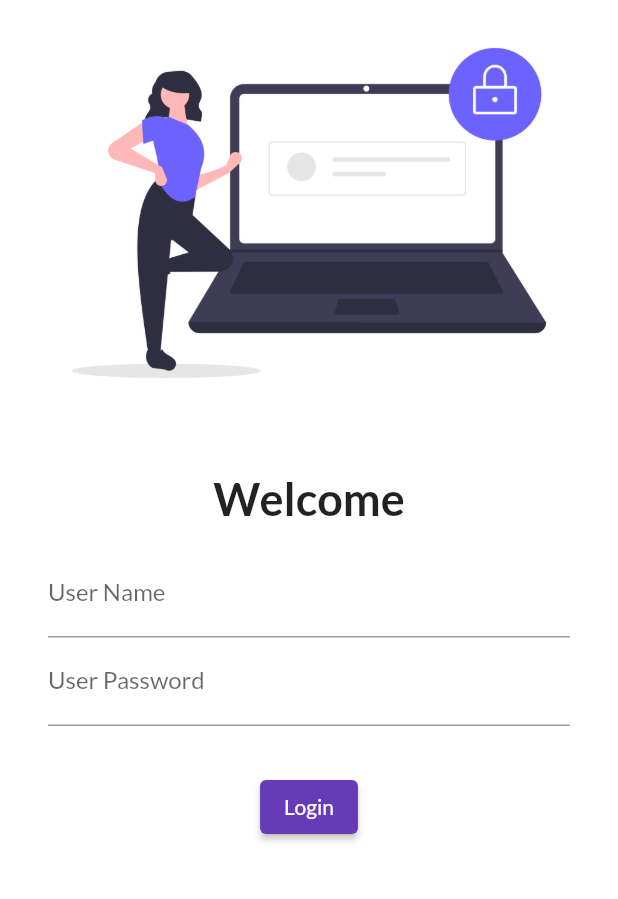
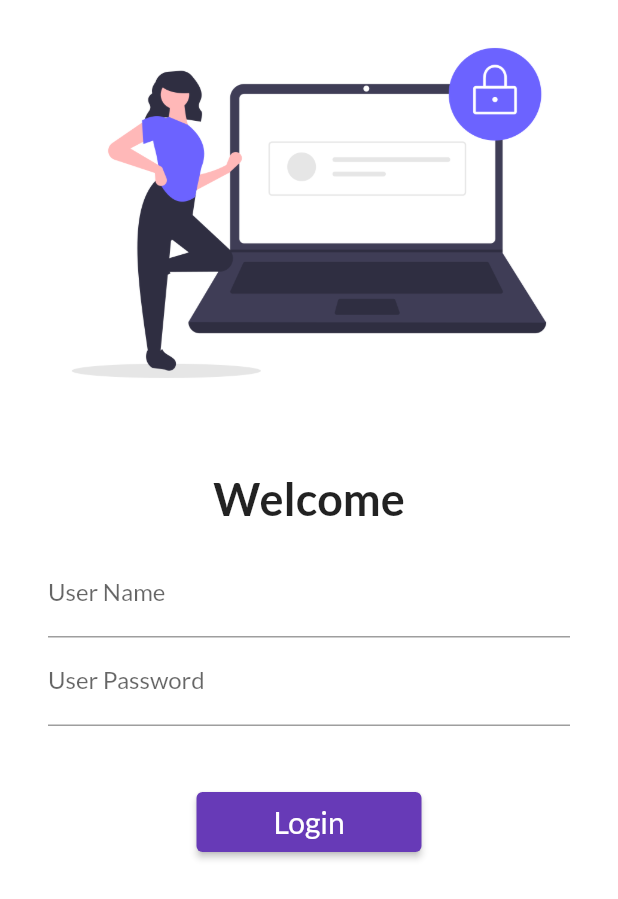
Before and after one commit to shivkadam00/30DaysofFlutter, a Flutter app: the screen it shows after launch, on a phone screen of 412 x 824 dp. Shown: the top 899 px of the screen. Run offline on Flutter 3.47's test engine with Material 2 defaults, Android fonts, the phone set to English and light mode, and no system bars; our stand-ins replace google_fonts.

```diff
--- a/lib/main.dart
+++ b/lib/main.dart
@@ -1,5 +1,6 @@
 import 'package:flutter/material.dart';
 import 'package:flutter_app/pages/Login_page.dart';
+import 'package:flutter_app/utils/routes.dart';
 import 'package:google_fonts/google_fonts.dart';
 import 'pages/Home_page.dart';
 import 'pages/Login_page.dart';
@@ -20,8 +21,8 @@ class Appname extends StatelessWidget {
       debugShowCheckedModeBanner: false,
       routes: {
         "/": (context) => Login_page(),
-        "/home": (context) => Home_page(),
-        "/login": (context) => Login_page()
+        MyRoutes.homeRoute: (context) => Home_page(),
+        MyRoutes.loginRoute: (context) => Login_page()
       },
     );
   }
--- a/lib/pages/Login_page.dart
+++ b/lib/pages/Login_page.dart
@@ -1,10 +1,12 @@
 import 'package:flutter/material.dart';
+import 'package:flutter_app/utils/routes.dart';
 
 class Login_page extends StatelessWidget {
   @override
   Widget build(BuildContext context) {
     return Material(
         color: Colors.white,
+        child: SingleChildScrollView(
           child: Column(
             children: [
               Image.asset(
@@ -17,8 +19,8 @@ class Login_page extends StatelessWidget {
               Text("Welcome",
                   style: TextStyle(fontSize: 30, fontWeight: FontWeight.bold)),
               Padding(
-              padding:
-                  const EdgeInsets.symmetric(vertical: 16.0, horizontal: 32.0),
+                padding: const EdgeInsets.symmetric(
+                    vertical: 16.0, horizontal: 32.0),
                 child: Column(
                   children: [
                     TextFormField(
@@ -35,19 +37,20 @@ class Login_page extends StatelessWidget {
                       ),
                     ),
                     SizedBox(
-                    height: 30.0,
+                      height: 40.0,
                     ),
                     ElevatedButton(
-                    child: Text("Login"),
-                    style: TextButton.styleFrom(),
+                      child: Text("Login", style: TextStyle(fontSize: 20)),
+                      style: TextButton.styleFrom(minimumSize: Size(150, 40)),
                       onPressed: () {
-                      print("hi cool");
+                        Navigator.pushNamed(context, MyRoutes.homeRoute);
                       },
                     )
                   ],
                 ),
               )
             ],
+          ),
         ));
   }
 }
--- /dev/null
+++ b/lib/utils/routes.dart
@@ -0,0 +1,6 @@
+// import 'package:flutter/material.dart';
+
+class MyRoutes {
+  static String loginRoute = "/login";
+  static String homeRoute = "/home";
+}
```
Lines whose indentation alone changed are shown as unchanged.
